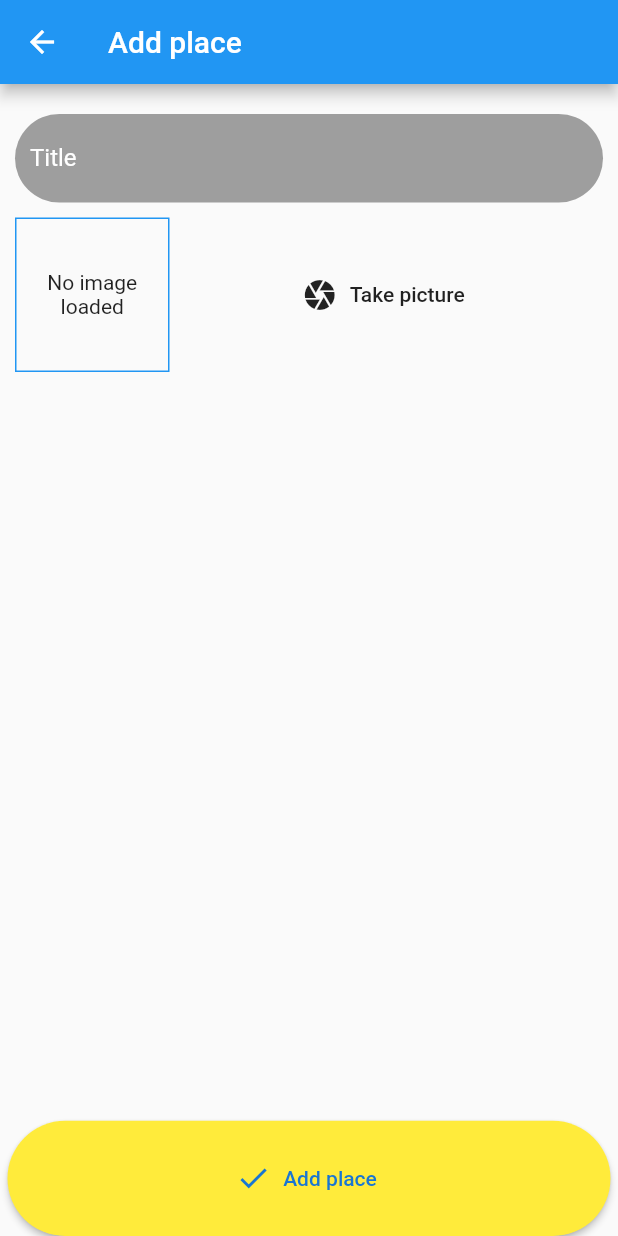
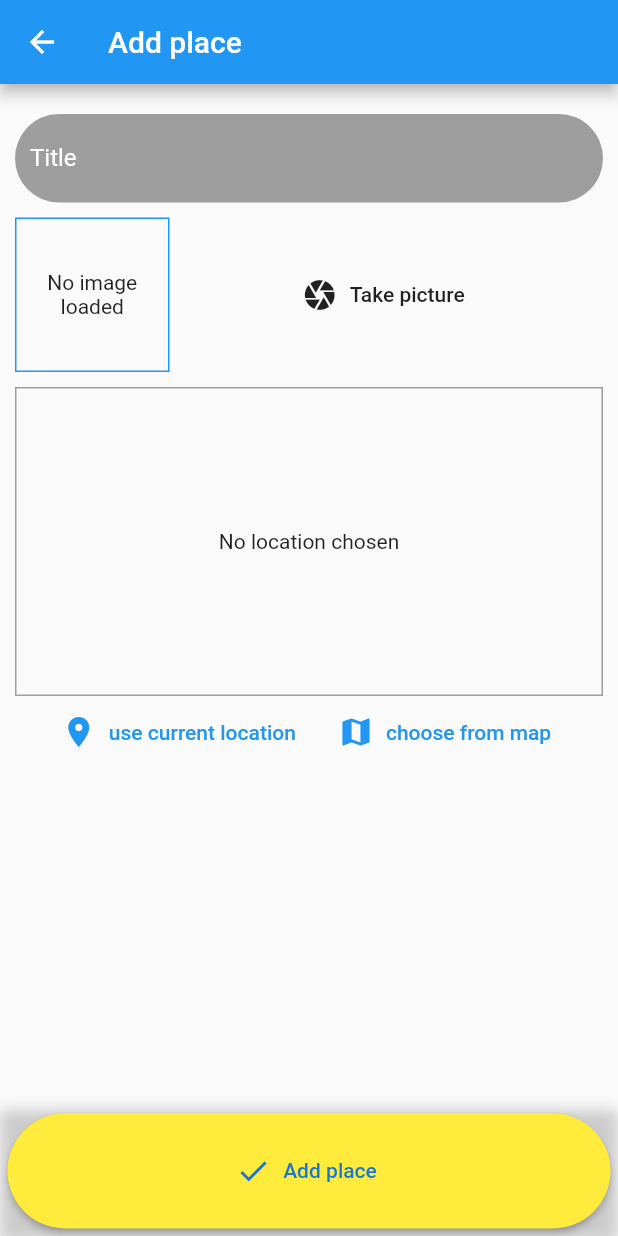
Before and after one commit to ofek4454/greatPlacesApp, a Flutter app: the screen it shows after launch, after a tap on the "add" icon, on a phone screen of 412 x 824 dp. Run offline on Flutter 3.47's test engine with Material 2 defaults, Android fonts, the phone set to English and light mode, and no system bars; our stand-ins replace google_maps_flutter, image_picker, location, sqflite; accounts and stored records are empty.

Commit message:
06072020

```diff
--- a/lib/helpers/db_helper.dart
+++ b/lib/helpers/db_helper.dart
@@ -2,17 +2,28 @@ import 'package:sqflite/sqflite.dart' as sql;
 import 'package:path/path.dart' as path;
 
 class DBHelper {
-  static Future<void> insert(String table, Map<String, Object> data) async {
+  static const tableName = 'user_places';
+
+  static Future<sql.Database> getDB() async {
     final dbPath = await sql.getDatabasesPath();
-    final sqlDB = await sql.openDatabase(
+    return sql.openDatabase(
       path.join(dbPath, 'places.db'),
       version: 1,
       onCreate: (db, version) {
         return db.execute(
-            'CREATE TABLE user_places(id TEXT PRIMARY KEY, title TEXT, image TEXT)');
+            'CREATE TABLE $tableName(id TEXT PRIMARY KEY, title TEXT, image TEXT, loc_lat REAL, loc_lng REAL, address TEXT)');
       },
     );
-    await sqlDB.insert(table, data,
+  }
+
+  static Future<void> insert(String table, Map<String, Object> data) async {
+    final db = await DBHelper.getDB();
+    await db.insert(table, data,
         conflictAlgorithm: sql.ConflictAlgorithm.replace);
   }
+
+  static Future<List<Map<String, dynamic>>> loadData(String table) async {
+    final db = await DBHelper.getDB();
+    return db.query(table);
+  }
 }
--- /dev/null
+++ b/lib/helpers/location_helper.dart
@@ -0,0 +1,19 @@
+import 'dart:convert';
+
+import 'package:http/http.dart' as http;
+
+const GOOGLE_APU_KEY = 'AIzaSyD-752U3DX3erSRwIYuDqng6ybbtVtV1gs';
+
+class LocationHelper {
+  static String generateLocationPreviewImage(
+      {double latitude, double longitude}) {
+    return 'https://maps.googleapis.com/maps/api/staticmap?center=$latitude,$longitude&zoom=16&size=600x300&maptype=roadmap&markers=color:red%7Clabel:A%7C$latitude,$longitude&key=$GOOGLE_APU_KEY';
+  }
+
+  static Future<String> getLocationAddress(double lat, double lng) async {
+    final url =
+        'https://maps.googleapis.com/maps/api/geocode/json?latlng=$lat,$lng&key=$GOOGLE_APU_KEY';
+    final response = await http.get(url);
+    return json.decode(response.body)['results'][0]['formatted_address'];
+  }
+}
--- a/lib/main.dart
+++ b/lib/main.dart
@@ -3,6 +3,7 @@ import 'package:provider/provider.dart';
 
 import './screens/places_list_screen.dart';
 import './screens/add_place_screen.dart';
+import './screens/place_details_screen.dart';
 import './providers/places.dart';
 
 void main() {
@@ -22,6 +23,7 @@ class MyApp extends StatelessWidget {
         home: PlacesListScreen(),
         routes: {
           AddPlaceScreen.routeName: (ctx) => AddPlaceScreen(),
+          PlaceDetailsScreen.routeName: (ctx) => PlaceDetailsScreen(),
         },
       ),
     );
--- a/lib/providers/places.dart
+++ b/lib/providers/places.dart
@@ -1,9 +1,11 @@
 import 'dart:io';
 
 import 'package:flutter/material.dart';
+import 'package:google_maps_flutter/google_maps_flutter.dart';
 
 import '../models/place.dart';
 import '../helpers/db_helper.dart';
+import '../helpers/location_helper.dart';
 
 class Places with ChangeNotifier {
   List<Place> _placesList = [];
@@ -12,22 +14,55 @@ class Places with ChangeNotifier {
     return [..._placesList];
   }
 
-  void addPlace(String pickedTitle, File pickedImage) {
+  Place getPlaceById(String id) {
+    return placesList.firstWhere((place) => place.id == id);
+  }
+
+  Future<void> addPlace(
+      String pickedTitle, File pickedImage, LatLng pickedLocations) async {
+    final address = await LocationHelper.getLocationAddress(
+        pickedLocations.latitude, pickedLocations.longitude);
     final newPlace = Place(
-        id: DateTime.now().toString(),
-        title: pickedTitle,
-        image: pickedImage,
-        location: null);
+      id: DateTime.now().toString(),
+      title: pickedTitle,
+      image: pickedImage,
+      location: PlaceLocation(
+        latitude: pickedLocations.latitude,
+        longitude: pickedLocations.longitude,
+        address: address,
+      ),
+    );
 
     _placesList.add(newPlace);
     notifyListeners();
-    DBHelper.insert(
-      'places',
+    await DBHelper.insert(
+      DBHelper.tableName,
       {
         'id': newPlace.id,
         'title': newPlace.title,
         'image': newPlace.image.path,
+        'loc_lat': newPlace.location.latitude,
+        'loc_lng': newPlace.location.longitude,
+        'address': newPlace.location.address,
       },
     );
   }
+
+  Future<void> loadPlaces() async {
+    final loadedData = await DBHelper.loadData(DBHelper.tableName);
+    _placesList = loadedData
+        .map((e) => Place(
+              id: e['id'],
+              title: e['title'],
+              image: File(e['image']),
+              location: PlaceLocation(
+                latitude: e['loc_lat'],
+                longitude: e['loc_lng'],
+                address: e['address'],
+              ),
+            ))
+        .toList();
+
+    notifyListeners();
+  }
 }
--- a/lib/screens/add_place_screen.dart
+++ b/lib/screens/add_place_screen.dart
@@ -2,8 +2,10 @@ import 'dart:io';
 
 import 'package:flutter/material.dart';
 import 'package:provider/provider.dart';
+import 'package:google_maps_flutter/google_maps_flutter.dart';
 
 import '../widgets/image_input.dart';
+import '../widgets/loaction_input.dart';
 import '../providers/places.dart';
 
 class AddPlaceScreen extends StatefulWidget {
@@ -14,27 +16,46 @@ class AddPlaceScreen extends StatefulWidget {
 }
 
 class _AddPlaceScreenState extends State<AddPlaceScreen> {
+  var isLoading = false;
   final _titleController = TextEditingController();
   File _pickedImage;
+  LatLng _pickedLocation;
 
   void _selsecImage(File pickedImage) {
     _pickedImage = pickedImage;
   }
 
+  void _selectLocation(double lat, double lng) {
+    _pickedLocation = LatLng(lat, lng);
+  }
+
   Future<void> _savePlace() async {
-    if (_titleController.text.isEmpty || _pickedImage == null) {
+    if (_titleController.text.isEmpty ||
+        _pickedImage == null ||
+        _pickedLocation == null) {
       await showDialog(
         context: context,
         builder: (ctx) => AlertDialog(
           title: Text('inValid information'),
-          content: Text(
-              'please make sure that all filed are compleatlly full and the image is taken'),
+          content: Text('please make sure that all filed are compleatlly full'),
+          actions: [
+            FlatButton(
+              child: Text('OK'),
+              onPressed: () => Navigator.of(context).pop(),
+            )
+          ],
         ),
       );
       return;
     }
-    Provider.of<Places>(context, listen: false)
-        .addPlace(_titleController.text, _pickedImage);
+    setState(() {
+      isLoading = true;
+    });
+    await Provider.of<Places>(context, listen: false)
+        .addPlace(_titleController.text, _pickedImage, _pickedLocation);
+    setState(() {
+      isLoading = false;
+    });
     Navigator.of(context).pop();
   }
 
@@ -42,7 +63,11 @@ class _AddPlaceScreenState extends State<AddPlaceScreen> {
   Widget build(BuildContext context) {
     return Scaffold(
       appBar: AppBar(title: Text('Add place')),
-      body: LayoutBuilder(
+      body: isLoading
+          ? Center(
+              child: CircularProgressIndicator(),
+            )
+          : LayoutBuilder(
               builder: (ctx, constraints) => Column(
                 crossAxisAlignment: CrossAxisAlignment.stretch,
                 children: [
@@ -71,14 +96,28 @@ class _AddPlaceScreenState extends State<AddPlaceScreen> {
                               ),
                             ),
                             ImageInput(_selsecImage),
+                            SizedBox(
+                              height: 10,
+                            ),
+                            LocationInput(_selectLocation),
                           ],
                         ),
                       ),
                     ),
                   ),
                   Container(
-              margin: EdgeInsets.symmetric(horizontal: 5),
+                    margin: EdgeInsets.only(right: 5, left: 5, bottom: 5),
                     height: constraints.maxHeight * 0.1,
+                    decoration: BoxDecoration(
+                      boxShadow: [
+                        BoxShadow(
+                          color: Colors.grey.withOpacity(0.5),
+                          spreadRadius: 5,
+                          blurRadius: 7,
+                          offset: Offset(0, 3), // changes position of shadow
+                        ),
+                      ],
+                    ),
                     child: RaisedButton.icon(
                       color: Theme.of(context).accentColor,
                       textColor: Theme.of(context).primaryColorDark,
--- a/lib/screens/places_list_screen.dart
+++ b/lib/screens/places_list_screen.dart
@@ -3,6 +3,7 @@ import 'package:provider/provider.dart';
 
 import '../providers/places.dart';
 import './add_place_screen.dart';
+import './place_details_screen.dart';
 
 class PlacesListScreen extends StatelessWidget {
   @override
@@ -19,7 +20,14 @@ class PlacesListScreen extends StatelessWidget {
           ),
         ],
       ),
-      body: Consumer<Places>(
+      body: FutureBuilder(
+        future: Provider.of<Places>(context, listen: false).loadPlaces(),
+        builder: (ctx, snapshot) => snapshot.connectionState ==
+                ConnectionState.waiting
+            ? Center(
+                child: CircularProgressIndicator(),
+              )
+            : Consumer<Places>(
                 child: Center(
                   child: Text('no places added yet!'),
                 ),
@@ -29,9 +37,16 @@ class PlacesListScreen extends StatelessWidget {
                         itemCount: places.placesList.length,
                         itemBuilder: (ctx, i) => ListTile(
                           leading: CircleAvatar(
-                    backgroundImage: FileImage(places.placesList[i].image),
+                            backgroundImage:
+                                FileImage(places.placesList[i].image),
                           ),
                           title: Text(places.placesList[i].title),
+                          subtitle: Text(places.placesList[i].location.address),
+                          onTap: () => Navigator.of(context).pushNamed(
+                            PlaceDetailsScreen.routeName,
+                            arguments: places.placesList[i].id,
+                          ),
+                        ),
                       ),
               ),
       ),
--- /dev/null
+++ b/lib/widgets/loaction_input.dart
@@ -0,0 +1,119 @@
+import 'package:flutter/material.dart';
+import 'package:google_maps_flutter/google_maps_flutter.dart';
+import 'package:location/location.dart';
+
+import '../helpers/location_helper.dart';
+import '../screens/map_screen.dart';
+
+class LocationInput extends StatefulWidget {
+  final Function _locationChoosen;
+
+  LocationInput(this._locationChoosen);
+
+  @override
+  _LocationInputState createState() => _LocationInputState();
+}
+
+class _LocationInputState extends State<LocationInput> {
+  String _locationImageUrl;
+  var isLoading = false;
+
+  void _showPreview(double lat, double lng) {
+    final url = LocationHelper.generateLocationPreviewImage(
+        latitude: lat, longitude: lng);
+    setState(() {
+      _locationImageUrl = url;
+      isLoading = false;
+    });
+  }
+
+  Future<void> getUserCurrentLocation() async {
+    setState(() {
+      isLoading = true;
+    });
+    try {
+      final userLocationData = await Location().getLocation();
+      widget._locationChoosen(
+          userLocationData.latitude, userLocationData.longitude);
+      _showPreview(userLocationData.latitude, userLocationData.longitude);
+    } catch (error) {
+      setState(() {
+        isLoading = false;
+      });
+      Scaffold.of(context).showSnackBar(
+        SnackBar(
+          content: Text('Something went wrong'),
+        ),
+      );
+    }
+  }
+
+  Future<void> chooseLocationFromMap() async {
+    setState(() {
+      isLoading = true;
+    });
+    final userLocationData = await Location().getLocation();
+    final location = await Navigator.of(context).push<LatLng>(
+      MaterialPageRoute(
+        builder: (ctx) => MapScreen(userLocationData),
+        fullscreenDialog: true,
+      ),
+    );
+    _showPreview(location.latitude, location.longitude);
+    widget._locationChoosen(location.latitude, location.longitude);
+  }
+
+  @override
+  Widget build(BuildContext context) {
+    final deviceSize = MediaQuery.of(context).size;
+
+    return Column(
+      mainAxisSize: MainAxisSize.min,
+      children: [
+        Container(
+          height: deviceSize.width * 0.5,
+          width: double.infinity,
+          decoration: BoxDecoration(
+            border: Border.all(width: 1, color: Colors.grey),
+          ),
+          alignment: Alignment.center,
+          child: _locationImageUrl == null
+              ? Text(
+                  'No location chosen',
+                  textAlign: TextAlign.center,
+                )
+              : Image.network(
+                  _locationImageUrl,
+                  fit: BoxFit.cover,
+                  width: double.infinity,
+                  height: double.infinity,
+                ),
+        ),
+        isLoading
+            ? Container(
+                width: double.infinity,
+                margin: EdgeInsets.only(top: 15),
+                alignment: Alignment.center,
+                child: CircularProgressIndicator(),
+              )
+            : Row(
+                mainAxisAlignment: MainAxisAlignment.center,
+                children: [
+                  FlatButton.icon(
+                    icon: Icon(Icons.location_on),
+                    label: Text('use current location'),
+                    textColor: Theme.of(context).primaryColor,
+                    onPressed: getUserCurrentLocation,
+                  ),
+                  FlatButton.icon(
+                    icon: Icon(Icons.map),
+                    label: Text('choose from map'),
+                    textColor: Theme.of(context).primaryColor,
+                    onPressed: chooseLocationFromMap,
+                  ),
+                ],
+              )
+      ],
+    );
+  }
+}
--- a/pubspec.yaml
+++ b/pubspec.yaml
@@ -28,6 +28,9 @@ dependencies:
   path: ^1.7.0
   path_provider: ^1.6.11
   sqflite: ^1.3.1
+  location: ^3.0.2
+  google_maps_flutter: ^0.5.28+1
+  http: ^0.12.1
 
   # The following adds the Cupertino Icons font to your application.
   # Use with the CupertinoIcons class for iOS style icons.
```
Also changed, not shown: lib/screens/map_screen.dart (added, +51 -0 lines), lib/screens/place_details_screen.dart (+76 -0 lines), pubspec.lock, 4 other files. Lines whose indentation alone changed are shown as unchanged.
